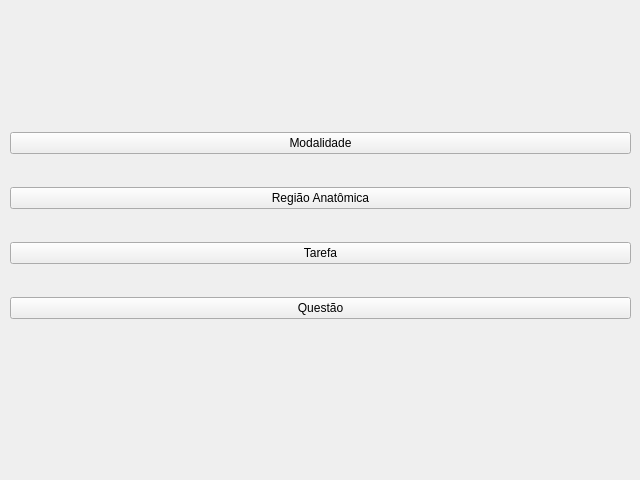
This is anatomy/entrieswindow.ui in caiovosilva/anatomy as Qt 5 draws it before an edit. The edited form follows.
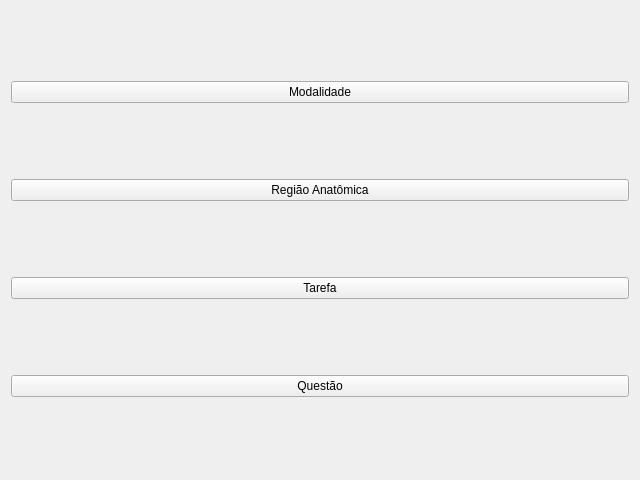
This is the edited form.

Patch:
```diff
--- a/anatomy/entrieswindow.ui
+++ b/anatomy/entrieswindow.ui
@@ -13,15 +13,8 @@
   <property name="windowTitle">
    <string>Form</string>
   </property>
-  <widget class="QWidget" name="layoutWidget">
-   <property name="geometry">
-    <rect>
-     <x>10</x>
-     <y>105</y>
-     <width>621</width>
-     <height>241</height>
-    </rect>
-   </property>
+  <layout class="QHBoxLayout" name="horizontalLayout">
+   <item>
    <layout class="QVBoxLayout" name="verticalLayout">
     <item>
      <widget class="QPushButton" name="newModalityButton">
@@ -52,7 +45,8 @@
      </widget>
     </item>
    </layout>
-  </widget>
+   </item>
+  </layout>
  </widget>
  <resources/>
  <connections/>
```
Lines whose indentation alone changed are shown as unchanged.
